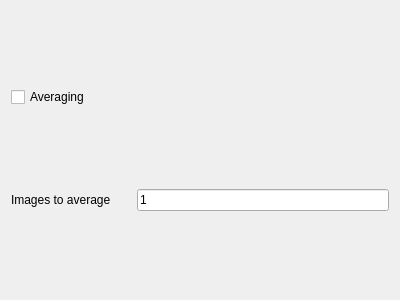
mseaberg/PPM_screen, file PPM_screen/AverageWidget.ui: the form before one commit.
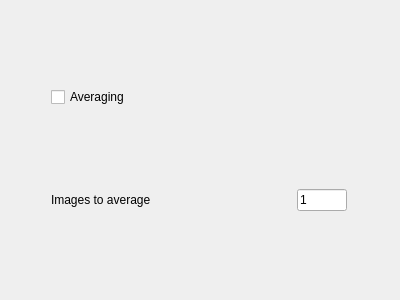
The form after the commit.

Patch:
```diff
--- a/PPM_screen/AverageWidget.ui
+++ b/PPM_screen/AverageWidget.ui
@@ -31,10 +31,16 @@
     <widget class="QLabel" name="label">
      <property name="minimumSize">
       <size>
-       <width>120</width>
+       <width>150</width>
        <height>0</height>
       </size>
      </property>
+     <property name="maximumSize">
+      <size>
+       <width>200</width>
+       <height>16777215</height>
+      </size>
+     </property>
      <property name="text">
       <string>Images to average</string>
      </property>
@@ -48,6 +54,12 @@
        <height>0</height>
       </size>
      </property>
+     <property name="maximumSize">
+      <size>
+       <width>50</width>
+       <height>16777215</height>
+      </size>
+     </property>
      <property name="text">
       <string>1</string>
      </property>
```
